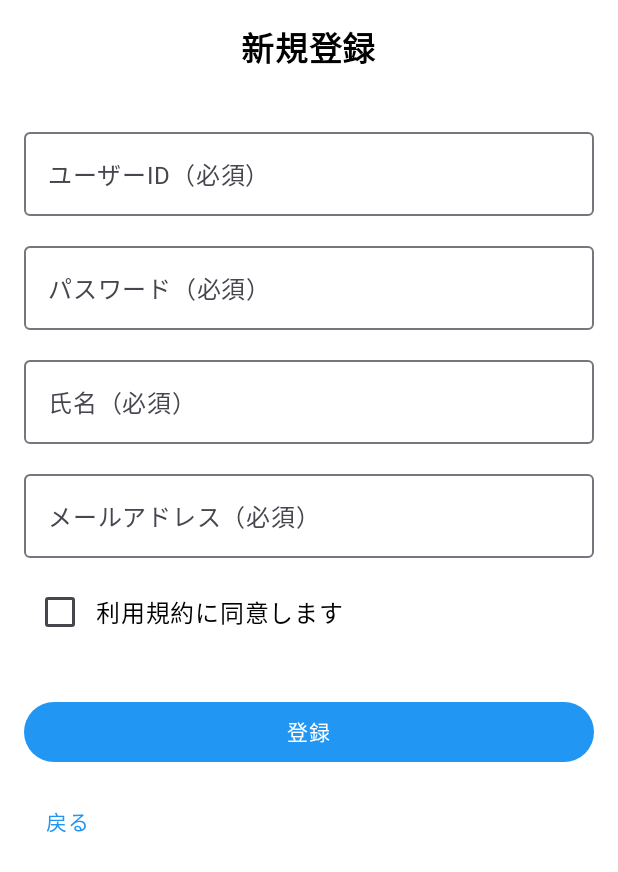
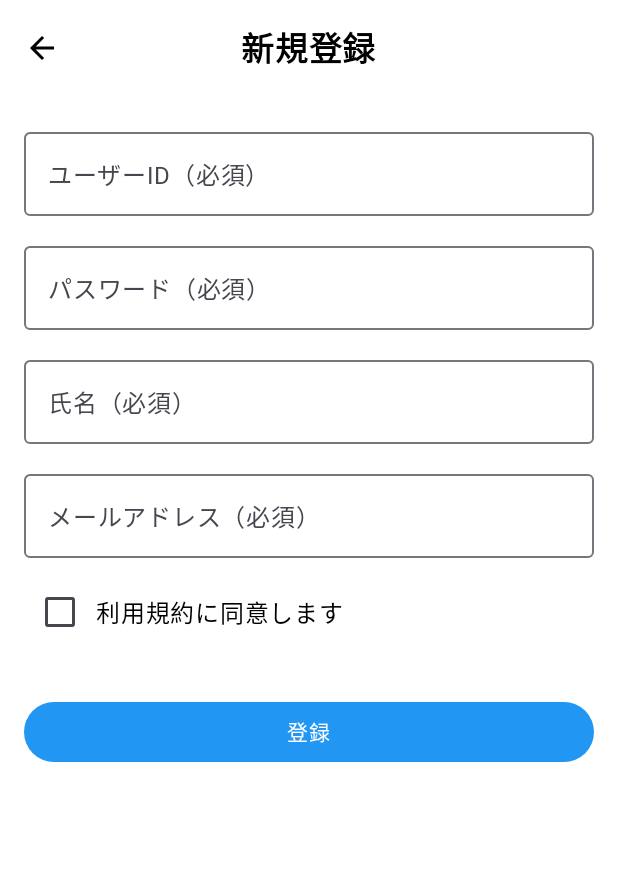
Before and after one commit to xg00410/supermarket, an Android app built with Jetpack Compose: the RegisterScreen screen opened through its navigation route, on a phone screen of 412 x 824 dp. Shown: the top 872 px of the screen. Run offline under Robolectric (Android 15) with nearby library versions, the phone set to English and light mode, and no system bars.

Commit message:
戻るボタンを←に変更

```diff
--- a/app/src/main/java/com/example/supermarket/ui/screens/RegisterScreen.kt
+++ b/app/src/main/java/com/example/supermarket/ui/screens/RegisterScreen.kt
@@ -13,6 +13,8 @@ package com.example.supermarket.ui.screens
 
 import androidx.compose.foundation.layout.*
 import androidx.compose.foundation.selection.toggleable
+import androidx.compose.material.icons.Icons
+import androidx.compose.material.icons.filled.ArrowBack
 import androidx.compose.material3.*
 import androidx.compose.runtime.*
 import androidx.compose.ui.Alignment
@@ -36,7 +38,13 @@ fun RegisterScreen(
     Scaffold(
         topBar = {
             CenterAlignedTopAppBar(
-                title = { Text("新規登録") }
+                title = { Text("新規登録") },
+                navigationIcon = {
+                    IconButton(onClick = {onBack()
+                    }) {
+                        Icon(Icons.Default.ArrowBack, contentDescription = "back")
+                    }
+                }
             )
         }
     ) { padding ->
@@ -114,9 +122,6 @@ fun RegisterScreen(
                 Text("登録")
             }
 
-            TextButton(onClick = onBack) {
-                Text("戻る")
-            }
         }
     }
 }
```
